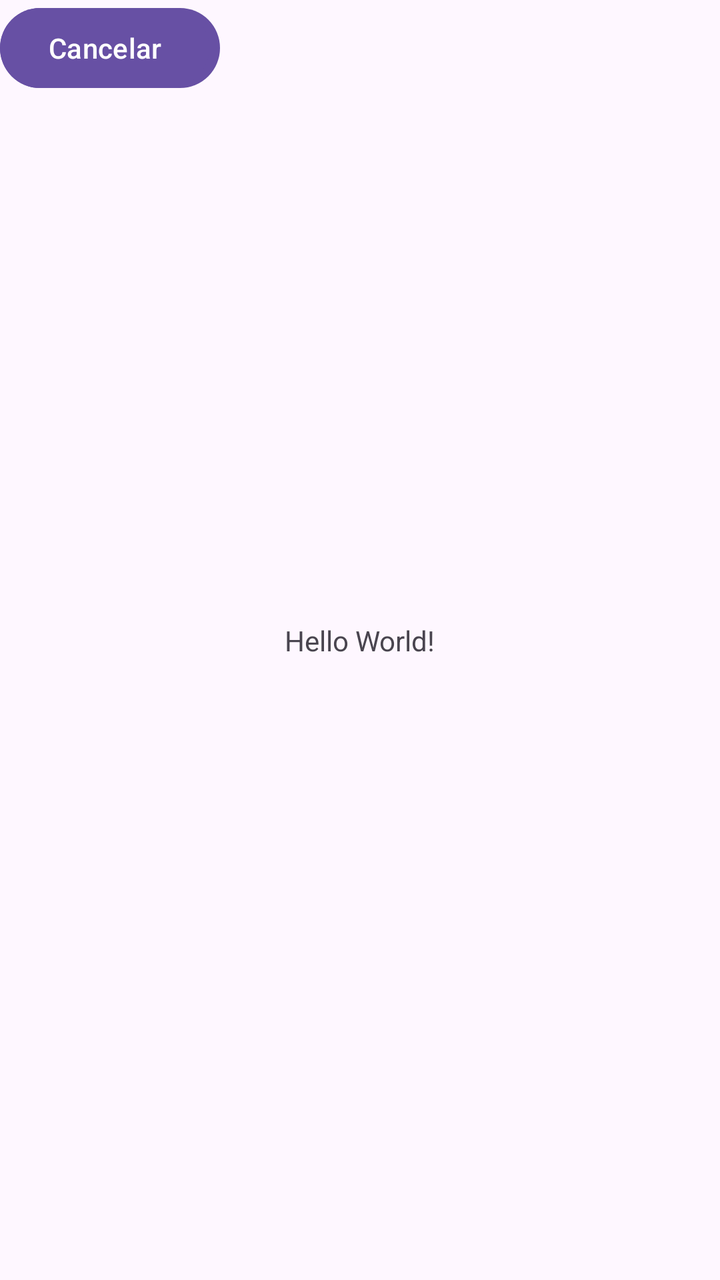
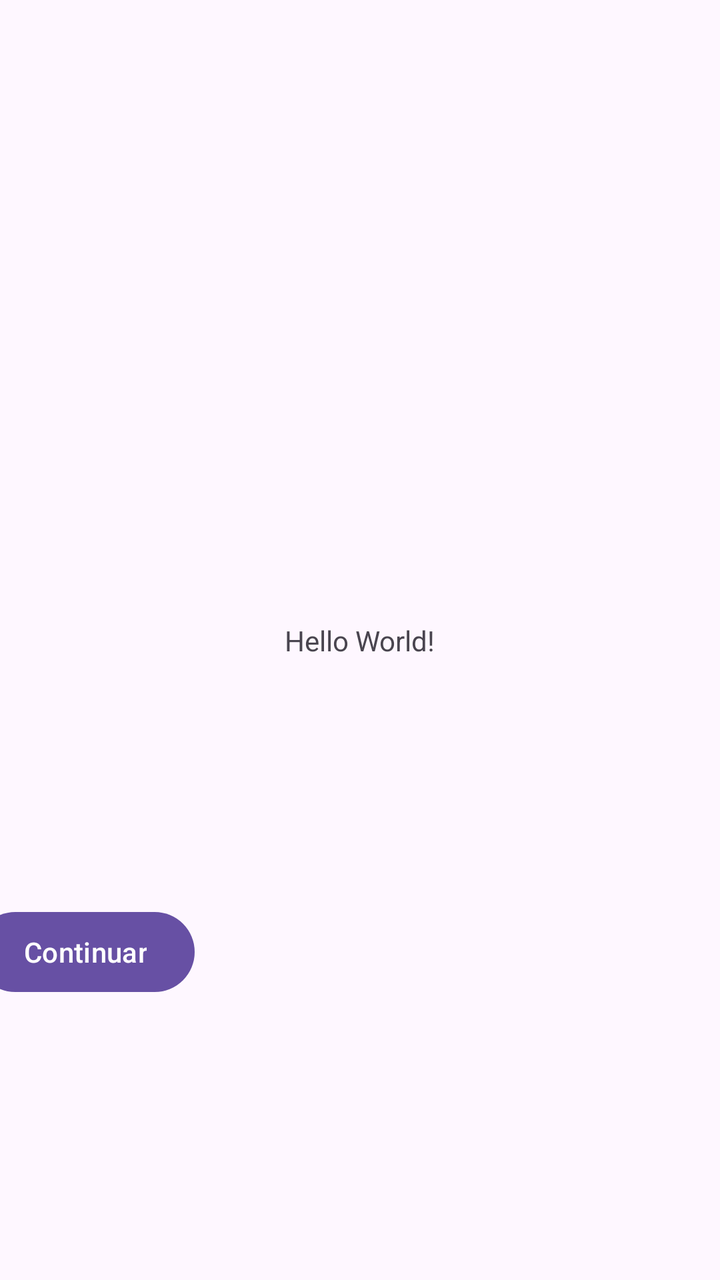

Two renders of the same Android screen: before a commit and after it. Below are the layout's source before the change and the commit's diff.
<!-- AndroidManifest.xml: application theme Theme.Practica_3 -->
<!-- res/layout/activity_main.xml -->
<?xml version="1.0" encoding="utf-8"?>
<androidx.constraintlayout.widget.ConstraintLayout xmlns:android="http://schemas.android.com/apk/res/android"
    xmlns:app="http://schemas.android.com/apk/res-auto"
    xmlns:tools="http://schemas.android.com/tools"
    android:id="@+id/main"
    android:layout_width="match_parent"
    android:layout_height="match_parent"
    tools:context=".MainActivity">

    <TextView
        android:layout_width="wrap_content"
        android:layout_height="wrap_content"
        android:text="Hello World!"
        app:layout_constraintBottom_toBottomOf="parent"
        app:layout_constraintEnd_toEndOf="parent"
        app:layout_constraintStart_toStartOf="parent"
        app:layout_constraintTop_toTopOf="parent" />

    <Button
        android:id="@+id/button"
        android:layout_width="wrap_content"
        android:layout_height="wrap_content"
        android:text="@string/boto1"
        app:backgroundTin="@color/boto1"
        tools:layout_editor_absoluteX="55dp"
        tools:layout_editor_absoluteY="150dp" />


    <Button
        android:id="@+id/button2"
        android:layout_width="wrap_content"
        android:layout_height="wrap_content"
        android:text="@string/boton2"
        app:backgroundTin="@color/boton2"
        tools:layout_editor_absoluteX="249dp"
        tools:layout_editor_absoluteY="163dp" />

</androidx.constraintlayout.widget.ConstraintLayout>
<!-- resources referenced by this layout -->
<resources>
  <color name="boto1">#31A127</color>
  <color name="boton2">#A12A2A</color>
  <string name="boto1">Continuar</string>
  <string name="boton2">Cancelar</string>
  <style name="Theme.Practica_3" parent="Base.Theme.Practica_3" />
  <style name="Base.Theme.Practica_3" parent="Theme.Material3.DayNight.NoActionBar">
          
          
      </style>
</resources>

<!-- the commit's change to res/layout/activity_main.xml (unified diff, before → after) -->
@@ -16,23 +16,27 @@
         app:layout_constraintStart_toStartOf="parent"
         app:layout_constraintTop_toTopOf="parent" />
 
+
     <Button
         android:id="@+id/button"
         android:layout_width="wrap_content"
         android:layout_height="wrap_content"
+        android:layout_marginEnd="100dp"
+        android:layout_marginBottom="140dp"
         android:text="@string/boto1"
         app:backgroundTin="@color/boto1"
-        tools:layout_editor_absoluteX="55dp"
-        tools:layout_editor_absoluteY="150dp" />
-
+        app:layout_constraintBottom_toBottomOf="parent"
+        app:layout_constraintEnd_toStartOf="@id/button2" />
 
     <Button
         android:id="@+id/button2"
         android:layout_width="wrap_content"
         android:layout_height="wrap_content"
+        android:layout_marginEnd="58dp"
+        android:layout_marginBottom="520dp"
         android:text="@string/boton2"
         app:backgroundTin="@color/boton2"
-        tools:layout_editor_absoluteX="249dp"
-        tools:layout_editor_absoluteY="163dp" />
+        app:layout_constraintBottom_toBottomOf="@id/button"
+        app:layout_constraintEnd_toEndOf="parent" />
 
 </androidx.constraintlayout.widget.ConstraintLayout>
